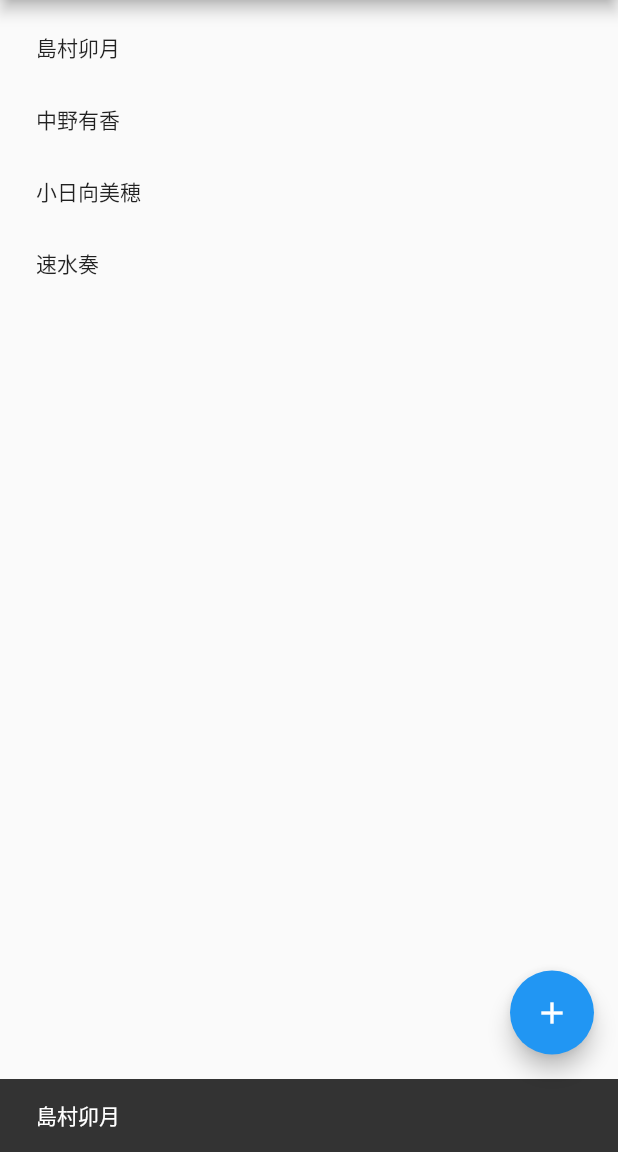
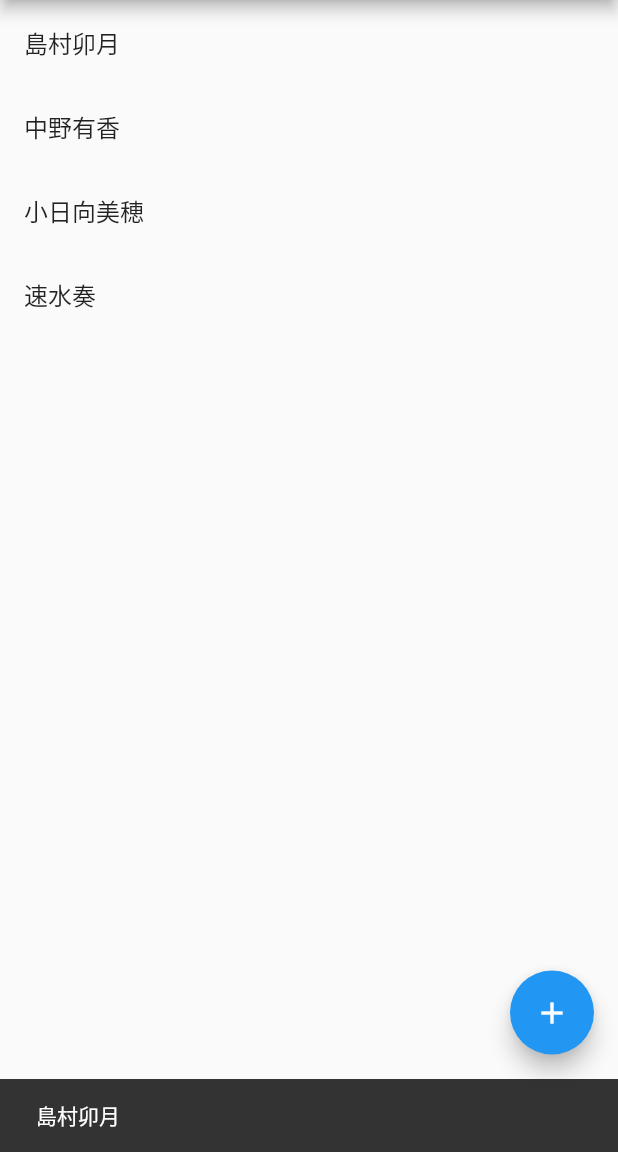
Before and after one commit to nibral/telescope, a Flutter app: the screen it shows after launch, after a tap on "島村卯月", on a phone screen of 412 x 824 dp, the part 84-1236 px from its top. Run offline on Flutter 3.47's test engine with Material 2 defaults, Android fonts, the phone set to English and light mode, and no system bars.

Commit message:
replace ListView by ListView.Builder

```diff
--- a/lib/ui/app.dart
+++ b/lib/ui/app.dart
@@ -36,22 +36,19 @@ class _MyHomePageState extends State<MyHomePage> {
       appBar: new AppBar(
         title: new Text('telescope'),
       ),
-      body: new Builder(builder: (BuildContext context) {
-        return new ListView(
-          children: _characterList.map((item) {
-            return new FlatButton(
-                onPressed: () {
-                  Scaffold
-                      .of(context)
-                      .showSnackBar(new SnackBar(content: new Text(item.name)));
-                },
-                child: new Row(
-                  children: <Widget>[new Text(item.name)],
-                ));
-          }).toList(),
-          padding: new EdgeInsets.all(8.0),
-        );
-      }),
+      body: new ListView.builder(
+        itemBuilder: (BuildContext context, int index) {
+          var character = _characterList[index];
+          return new ListTile(
+            title: new Text(character.name),
+            onTap: () {
+              Scaffold.of(context).showSnackBar(
+                  new SnackBar(content: new Text(character.name)));
+            },
+          );
+        },
+        itemCount: _characterList.length,
+      ),
       floatingActionButton: new FloatingActionButton(
         onPressed: _incrementCounter,
         child: new Icon(Icons.add),
```
